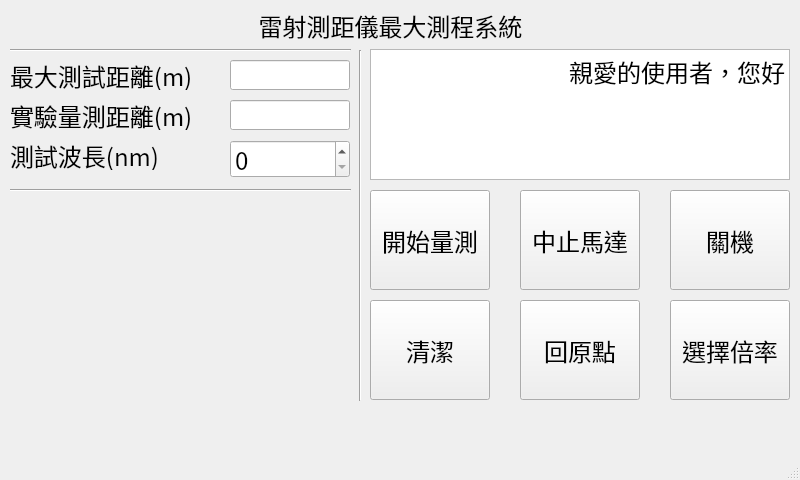
This is mnd401/main.ui in NUUEO/motor_control as Qt 5 draws it before an edit. The edited form follows.
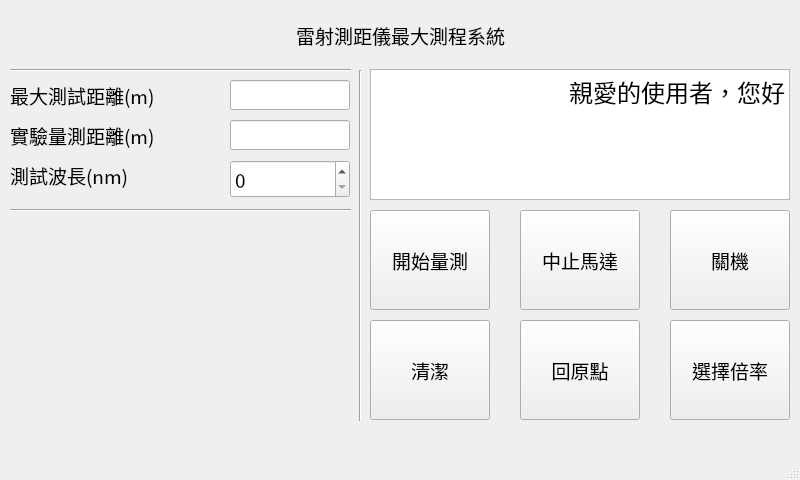
This is the edited form. Icons and pictures are not drawn.

Commit message: 新增開始資料

Diff of the .ui file:
```diff
--- a/mnd401/main.ui
+++ b/mnd401/main.ui
@@ -24,11 +24,17 @@
     <property name="geometry">
      <rect>
       <x>370</x>
-      <y>190</y>
+      <y>210</y>
       <width>120</width>
       <height>100</height>
      </rect>
     </property>
+    <property name="font">
+     <font>
+      <family>Noto Sans CJK TC Medium</family>
+      <pointsize>14</pointsize>
+     </font>
+    </property>
     <property name="text">
      <string>開始量測</string>
     </property>
@@ -37,38 +43,56 @@
     <property name="geometry">
      <rect>
       <x>370</x>
-      <y>49</y>
+      <y>69</y>
       <width>420</width>
       <height>131</height>
      </rect>
     </property>
+    <property name="font">
+     <font>
+      <family>Noto Sans CJK TC Medium</family>
+      <pointsize>14</pointsize>
+     </font>
+    </property>
     <property name="html">
      <string>&lt;!DOCTYPE HTML PUBLIC &quot;-//W3C//DTD HTML 4.0//EN&quot; &quot;http://www.w3.org/TR/REC-html40/strict.dtd&quot;&gt;
 &lt;html&gt;&lt;head&gt;&lt;meta name=&quot;qrichtext&quot; content=&quot;1&quot; /&gt;&lt;style type=&quot;text/css&quot;&gt;
 p, li { white-space: pre-wrap; }
-&lt;/style&gt;&lt;/head&gt;&lt;body style=&quot; font-family:'Noto Sans CJK TC'; font-size:18pt; font-weight:400; font-style:normal;&quot;&gt;
-&lt;p align=&quot;right&quot; style=&quot; margin-top:0px; margin-bottom:0px; margin-left:0px; margin-right:0px; -qt-block-indent:0; text-indent:0px;&quot;&gt;親愛的使用者，您好&lt;/p&gt;&lt;/body&gt;&lt;/html&gt;</string>
+&lt;/style&gt;&lt;/head&gt;&lt;body style=&quot; font-family:'Noto Sans CJK TC Medium'; font-size:14pt; font-weight:400; font-style:normal;&quot;&gt;
+&lt;p align=&quot;right&quot; style=&quot; margin-top:12px; margin-bottom:12px; margin-left:0px; margin-right:0px; -qt-block-indent:0; text-indent:0px;&quot;&gt;&lt;span style=&quot; font-family:'Noto Sans CJK TC'; font-size:18pt;&quot;&gt;親愛的使用者，您好&lt;/span&gt;&lt;/p&gt;&lt;/body&gt;&lt;/html&gt;</string>
     </property>
    </widget>
    <widget class="QLineEdit" name="Theoretical_distance">
     <property name="geometry">
      <rect>
       <x>230</x>
-      <y>60</y>
+      <y>80</y>
       <width>120</width>
       <height>30</height>
      </rect>
     </property>
+    <property name="font">
+     <font>
+      <family>Noto Sans CJK TC Medium</family>
+      <pointsize>14</pointsize>
+     </font>
+    </property>
    </widget>
    <widget class="QLabel" name="label">
     <property name="geometry">
      <rect>
       <x>10</x>
-      <y>60</y>
+      <y>80</y>
       <width>220</width>
       <height>30</height>
      </rect>
     </property>
+    <property name="font">
+     <font>
+      <family>Noto Sans CJK TC Medium</family>
+      <pointsize>14</pointsize>
+     </font>
+    </property>
     <property name="text">
      <string>最大測試距離(m)</string>
     </property>
@@ -80,7 +104,7 @@
     <property name="geometry">
      <rect>
       <x>350</x>
-      <y>50</y>
+      <y>70</y>
       <width>20</width>
       <height>351</height>
      </rect>
@@ -93,11 +117,17 @@
     <property name="geometry">
      <rect>
       <x>520</x>
-      <y>190</y>
+      <y>210</y>
       <width>120</width>
       <height>100</height>
      </rect>
     </property>
+    <property name="font">
+     <font>
+      <family>Noto Sans CJK TC Medium</family>
+      <pointsize>14</pointsize>
+     </font>
+    </property>
     <property name="text">
      <string>中止馬達</string>
     </property>
@@ -106,11 +136,17 @@
     <property name="geometry">
      <rect>
       <x>670</x>
-      <y>190</y>
+      <y>210</y>
       <width>120</width>
       <height>100</height>
      </rect>
     </property>
+    <property name="font">
+     <font>
+      <family>Noto Sans CJK TC Medium</family>
+      <pointsize>14</pointsize>
+     </font>
+    </property>
     <property name="text">
      <string>關機</string>
     </property>
@@ -119,11 +155,17 @@
     <property name="geometry">
      <rect>
       <x>10</x>
-      <y>100</y>
+      <y>120</y>
       <width>220</width>
       <height>30</height>
      </rect>
     </property>
+    <property name="font">
+     <font>
+      <family>Noto Sans CJK TC Medium</family>
+      <pointsize>14</pointsize>
+     </font>
+    </property>
     <property name="text">
      <string>實驗量測距離(m)</string>
     </property>
@@ -135,21 +177,33 @@
     <property name="geometry">
      <rect>
       <x>230</x>
-      <y>100</y>
+      <y>120</y>
       <width>120</width>
       <height>30</height>
      </rect>
     </property>
+    <property name="font">
+     <font>
+      <family>Noto Sans CJK TC Medium</family>
+      <pointsize>14</pointsize>
+     </font>
+    </property>
    </widget>
    <widget class="QLabel" name="label_3">
     <property name="geometry">
      <rect>
       <x>10</x>
-      <y>140</y>
+      <y>160</y>
       <width>220</width>
       <height>30</height>
      </rect>
     </property>
+    <property name="font">
+     <font>
+      <family>Noto Sans CJK TC Medium</family>
+      <pointsize>14</pointsize>
+     </font>
+    </property>
     <property name="text">
      <string>測試波長(nm)</string>
     </property>
@@ -161,11 +215,17 @@
     <property name="geometry">
      <rect>
       <x>230</x>
-      <y>140</y>
+      <y>160</y>
       <width>120</width>
       <height>38</height>
      </rect>
     </property>
+    <property name="font">
+     <font>
+      <family>Noto Sans CJK TC Medium</family>
+      <pointsize>14</pointsize>
+     </font>
+    </property>
     <property name="specialValueText">
      <string/>
     </property>
@@ -174,11 +234,17 @@
     <property name="geometry">
      <rect>
       <x>370</x>
-      <y>300</y>
+      <y>320</y>
       <width>120</width>
       <height>100</height>
      </rect>
     </property>
+    <property name="font">
+     <font>
+      <family>Noto Sans CJK TC Medium</family>
+      <pointsize>14</pointsize>
+     </font>
+    </property>
     <property name="text">
      <string>清潔</string>
     </property>
@@ -187,11 +253,17 @@
     <property name="geometry">
      <rect>
       <x>520</x>
-      <y>300</y>
+      <y>320</y>
       <width>120</width>
       <height>100</height>
      </rect>
     </property>
+    <property name="font">
+     <font>
+      <family>Noto Sans CJK TC Medium</family>
+      <pointsize>14</pointsize>
+     </font>
+    </property>
     <property name="text">
      <string>回原點</string>
     </property>
@@ -200,11 +272,17 @@
     <property name="geometry">
      <rect>
       <x>670</x>
-      <y>300</y>
+      <y>320</y>
       <width>120</width>
       <height>100</height>
      </rect>
     </property>
+    <property name="font">
+     <font>
+      <family>Noto Sans CJK TC Medium</family>
+      <pointsize>14</pointsize>
+     </font>
+    </property>
     <property name="text">
      <string>選擇倍率</string>
     </property>
@@ -213,7 +291,7 @@
     <property name="geometry">
      <rect>
       <x>10</x>
-      <y>40</y>
+      <y>60</y>
       <width>341</width>
       <height>21</height>
      </rect>
@@ -225,12 +303,18 @@
    <widget class="QLabel" name="label_4">
     <property name="geometry">
      <rect>
-      <x>250</x>
-      <y>10</y>
-      <width>281</width>
+      <x>10</x>
+      <y>20</y>
+      <width>781</width>
       <height>30</height>
      </rect>
     </property>
+    <property name="font">
+     <font>
+      <family>Noto Sans CJK TC Medium</family>
+      <pointsize>14</pointsize>
+     </font>
+    </property>
     <property name="text">
      <string>雷射測距儀最大測程系統</string>
     </property>
@@ -242,7 +326,7 @@
     <property name="geometry">
      <rect>
       <x>10</x>
-      <y>180</y>
+      <y>200</y>
       <width>341</width>
       <height>21</height>
      </rect>
@@ -255,7 +339,7 @@
     <property name="geometry">
      <rect>
       <x>20</x>
-      <y>200</y>
+      <y>220</y>
       <width>330</width>
       <height>200</height>
      </rect>
```
Left out of the diff: 2 changed lines with no effect on the pictures. The commit also changes 2 other files.
